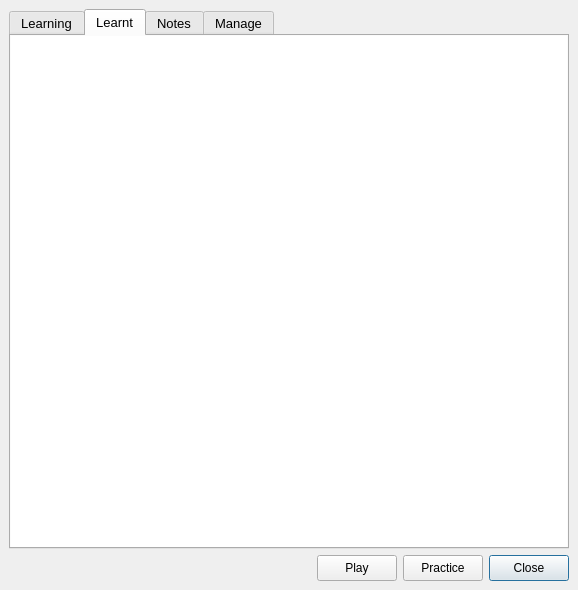
Qt form Ui/mainwindow.ui (robinpalat/idiomindQt) before a commit.
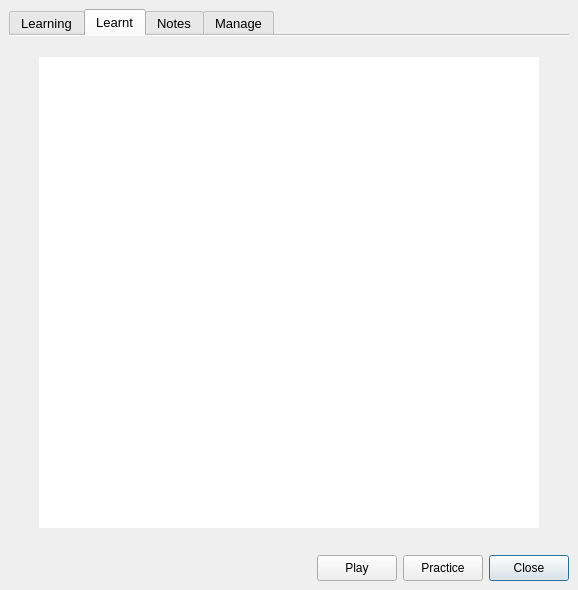
The same form after that commit. The open tabs and pages were chosen to show the change. Icons and pictures are not drawn.

Patch:
```diff
--- a/Ui/mainwindow.ui
+++ b/Ui/mainwindow.ui
@@ -70,15 +70,24 @@
         <property name="acceptDrops">
          <bool>true</bool>
         </property>
+        <property name="autoFillBackground">
+         <bool>true</bool>
+        </property>
         <property name="currentIndex">
          <number>0</number>
         </property>
+        <property name="elideMode">
+         <enum>Qt::ElideLeft</enum>
+        </property>
         <property name="documentMode">
-         <bool>false</bool>
+         <bool>true</bool>
         </property>
         <property name="movable">
          <bool>false</bool>
         </property>
+        <property name="tabBarAutoHide">
+         <bool>true</bool>
+        </property>
         <widget class="QWidget" name="Learning">
          <attribute name="title">
           <string>Learning</string>
@@ -251,23 +260,26 @@
           <item row="0" column="0">
            <widget class="QWidget" name="widget_2" native="true">
             <property name="styleSheet">
-             <string notr="true">background-color: rgb(255, 255, 255);</string>
+             <string notr="true"/>
             </property>
             <layout class="QHBoxLayout" name="horizontalLayout_3">
              <property name="leftMargin">
               <number>27</number>
              </property>
              <property name="topMargin">
-              <number>18</number>
+              <number>21</number>
              </property>
              <property name="rightMargin">
               <number>27</number>
              </property>
              <property name="bottomMargin">
-              <number>18</number>
+              <number>21</number>
              </property>
              <item>
               <widget class="QTableView" name="list_learnt">
+               <property name="enabled">
+                <bool>true</bool>
+               </property>
                <property name="minimumSize">
                 <size>
                  <width>500</width>
@@ -289,8 +301,7 @@
                 <enum>Qt::ClickFocus</enum>
                </property>
                <property name="styleSheet">
-                <string notr="true">selection-color: rgb(38, 38, 38);
-selection-background-color: rgb(255, 255, 255);</string>
+                <string notr="true"/>
                </property>
                <property name="frameShape">
                 <enum>QFrame::NoFrame</enum>
@@ -305,7 +316,7 @@
                 <enum>Qt::ScrollBarAlwaysOff</enum>
                </property>
                <property name="sizeAdjustPolicy">
-                <enum>QAbstractScrollArea::AdjustToContents</enum>
+                <enum>QAbstractScrollArea::AdjustIgnored</enum>
                </property>
                <property name="autoScroll">
                 <bool>false</bool>
@@ -316,9 +327,21 @@
                <property name="showDropIndicator" stdset="0">
                 <bool>false</bool>
                </property>
+               <property name="alternatingRowColors">
+                <bool>true</bool>
+               </property>
                <property name="selectionMode">
                 <enum>QAbstractItemView::SingleSelection</enum>
                </property>
+               <property name="selectionBehavior">
+                <enum>QAbstractItemView::SelectRows</enum>
+               </property>
+               <property name="iconSize">
+                <size>
+                 <width>6</width>
+                 <height>6</height>
+                </size>
+               </property>
                <property name="showGrid">
                 <bool>false</bool>
                </property>
@@ -331,15 +354,15 @@
                <attribute name="horizontalHeaderVisible">
                 <bool>false</bool>
                </attribute>
+               <attribute name="horizontalHeaderMinimumSectionSize">
+                <number>480</number>
+               </attribute>
                <attribute name="horizontalHeaderDefaultSectionSize">
-                <number>500</number>
+                <number>480</number>
                </attribute>
                <attribute name="horizontalHeaderHighlightSections">
                 <bool>false</bool>
                </attribute>
-               <attribute name="horizontalHeaderMinimumSectionSize">
-                <number>500</number>
-               </attribute>
                <attribute name="verticalHeaderVisible">
                 <bool>false</bool>
                </attribute>
```
Left out of the diff: 36 changed lines with no effect on the pictures.
